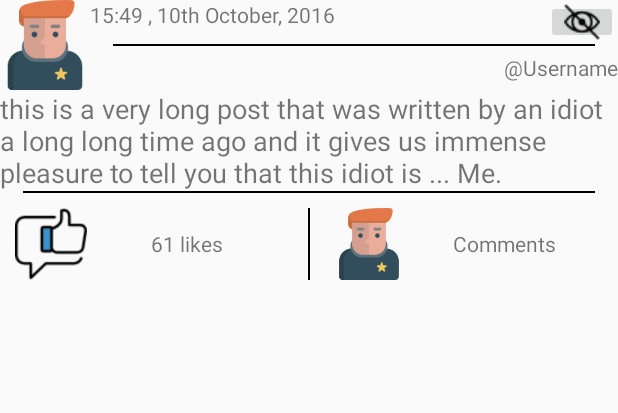
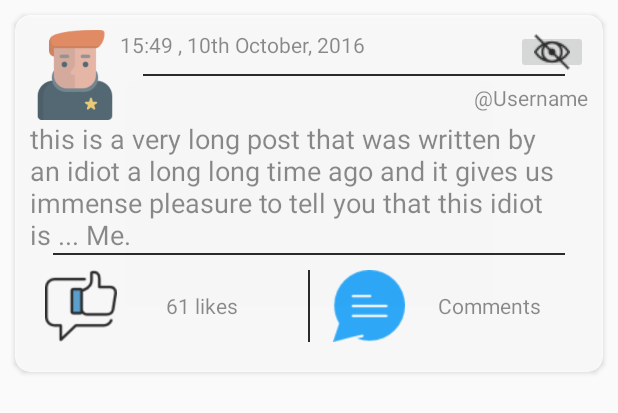
Before and after one commit to guroosh/College-mess-Android-Application, an Android app: the layout post_child_layout.xml on its own in the app's theme, with its tools: preview values and no code run, on a phone screen of 412 x 824 dp. Shown: the top 413 px of the screen. Run offline under Robolectric (Android 15) with nearby library versions, the phone set to English and light mode, and no system bars.

```diff
--- a/app/build.gradle
+++ b/app/build.gradle
@@ -24,7 +24,9 @@ dependencies {
     androidTestCompile('com.android.support.test.espresso:espresso-core:2.2.2', {
         exclude group: 'com.android.support', module: 'support-annotations'
     })
+    compile 'com.squareup.picasso:picasso:2.5.2'
     compile 'com.android.support:appcompat-v7:24.2.1'
+    compile 'com.android.support:cardview-v7:24.2.0'
     compile 'com.roughike:bottom-bar:2.0.2'
     compile 'com.lusfold.spinnerloading:library:1.0.0'
     testCompile 'junit:junit:4.12'
--- a/app/src/main/AndroidManifest.xml
+++ b/app/src/main/AndroidManifest.xml
@@ -1,6 +1,9 @@
 <?xml version="1.0" encoding="utf-8"?>
 <manifest xmlns:android="http://schemas.android.com/apk/res/android"
     package="com.mallock.messiiitd">
+
+    <uses-permission android:name="android.permission.INTERNET" />
+    <uses-permission android:name="android.permission.ACCESS_NETWORK_STATE" />
 
     <application
         android:allowBackup="true"
--- a/app/src/main/java/com/mallock/messiiitd/MainActivity.java
+++ b/app/src/main/java/com/mallock/messiiitd/MainActivity.java
@@ -5,7 +5,6 @@ import android.support.annotation.IdRes;
 import android.support.annotation.Nullable;
 import android.support.v4.app.Fragment;
 import android.support.v4.app.FragmentTransaction;
-import android.support.v7.app.AppCompatActivity;
 import android.widget.Toast;
 
 import com.mallock.messiiitd.fragments.StatsFragment;
--- a/app/src/main/res/layout/post_child_layout.xml
+++ b/app/src/main/res/layout/post_child_layout.xml
@@ -1,8 +1,17 @@
 <?xml version="1.0" encoding="utf-8"?>
-<LinearLayout xmlns:android="http://schemas.android.com/apk/res/android"
+<android.support.v7.widget.CardView xmlns:android="http://schemas.android.com/apk/res/android"
     android:layout_width="match_parent"
     android:layout_height="wrap_content"
-    android:orientation="vertical">
+    android:alpha="0.8"
+    android:layout_margin="10dp"
+    xmlns:card="http://schemas.android.com/apk/res-auto"
+    card:cardCornerRadius="10dp"
+    card:elevation="5dp">
+    <LinearLayout
+        android:layout_width="match_parent"
+        android:layout_height="wrap_content"
+        android:orientation="vertical"
+        android:padding="10dp">
 
         <LinearLayout
             android:layout_width="match_parent"
@@ -63,8 +72,8 @@
             android:id="@+id/text_post_body"
             android:layout_width="match_parent"
             android:layout_height="wrap_content"
-        android:textSize="18sp"
-        android:text="this is a very long post that was written by an idiot a long long time ago and it gives us immense pleasure to tell you that this idiot is ... Me." />
+            android:text="@string/test_string_long"
+            android:textSize="18sp" />
 
         <View
             android:layout_width="match_parent"
@@ -72,6 +81,14 @@
             android:layout_marginLeft="15dp"
             android:layout_marginRight="15dp"
             android:background="@color/black" />
+
+        <ImageView
+            android:id="@+id/image_post"
+            android:layout_width="wrap_content"
+            android:layout_height="wrap_content"
+            android:layout_gravity="center_horizontal|top"
+            android:src="@drawable/ic_user"
+            android:visibility="gone" />
 
         <LinearLayout
             android:layout_width="match_parent"
@@ -117,7 +134,7 @@
                 <ImageView
                     android:layout_width="48dp"
                     android:layout_height="48dp"
-                android:src="@drawable/ic_user" />
+                    android:src="@drawable/ic_comment" />
 
                 <TextView
                     android:id="@+id/text_comment"
@@ -129,3 +146,4 @@
             </LinearLayout>
         </LinearLayout>
     </LinearLayout>
+</android.support.v7.widget.CardView>
--- a/app/src/main/res/layout/wall_layout.xml
+++ b/app/src/main/res/layout/wall_layout.xml
@@ -2,6 +2,7 @@
 <LinearLayout xmlns:android="http://schemas.android.com/apk/res/android"
     android:layout_width="match_parent"
     android:layout_height="match_parent"
+    android:background="@color/orange"
     android:orientation="vertical">
 
     <android.support.v7.widget.RecyclerView xmlns:tools="http://schemas.android.com/tools"
--- a/app/src/main/res/values/strings.xml
+++ b/app/src/main/res/values/strings.xml
@@ -1,3 +1,4 @@
 <resources>
     <string name="app_name">Mess IIITD</string>
+    <string name="test_string_long">this is a very long post that was written by an idiot a long long time ago and it gives us immense pleasure to tell you that this idiot is ... Me.</string>
 </resources>
```
Also changed, not shown: app/src/main/java/com/mallock/messiiitd/DataSupplier.java (+17 -1 lines), app/src/main/java/com/mallock/messiiitd/fragments/postWall/Post.java (+29 -1 lines), app/src/main/java/com/mallock/messiiitd/fragments/postWall/PostAdapter.java (+18 -11 lines), app/src/main/java/com/mallock/messiiitd/fragments/postWall/WallFragment.java (+7 -4 lines), app/src/main/res/drawable/ic_comment.png (added). Lines whose indentation alone changed are shown as unchanged.
